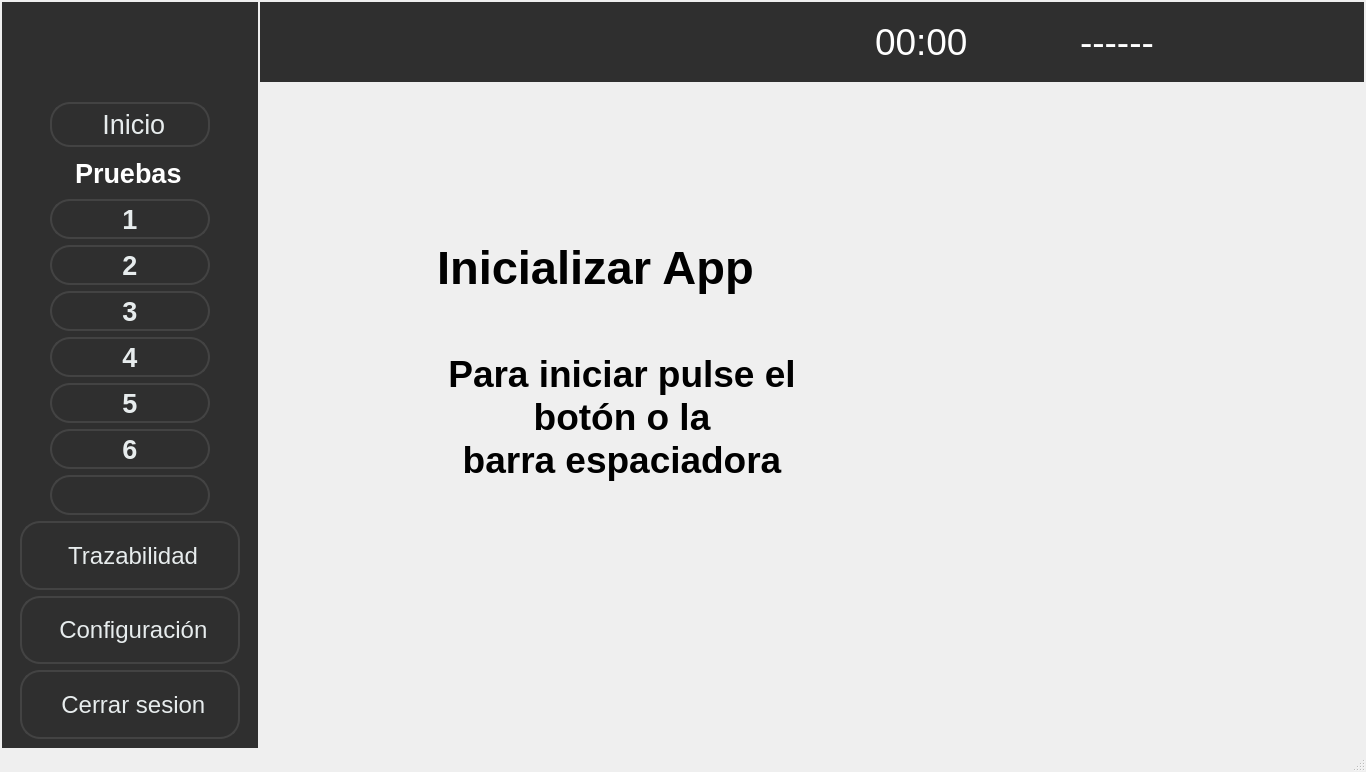
Above: ui/Application.ui from Patryckx/Nidec-tester before the change. Below: the same form after it.
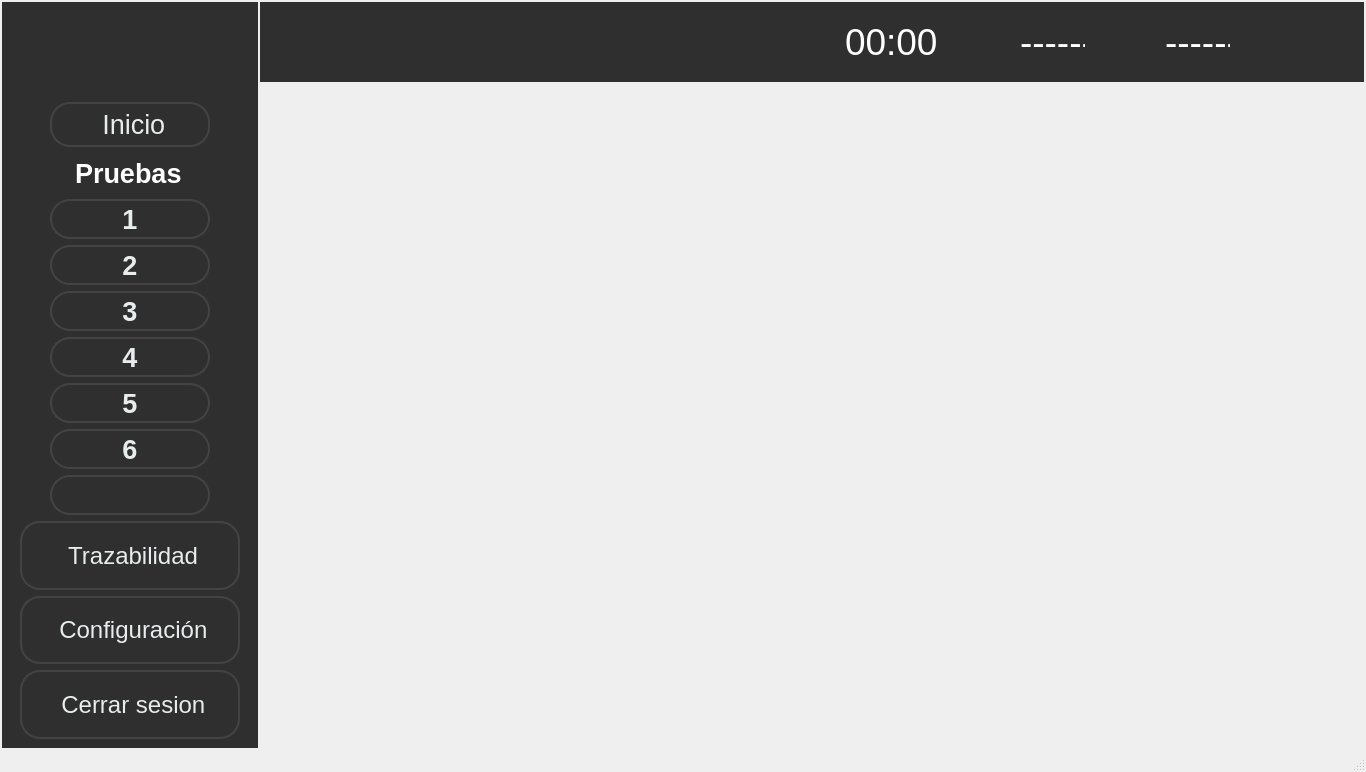
That is the form after the change. The open tabs and pages were chosen to show the change. Icons and pictures are not drawn.

What changed in the file:
```diff
--- a/ui/Application.ui
+++ b/ui/Application.ui
@@ -12,7 +12,7 @@
   </property>
   <property name="minimumSize">
    <size>
-    <width>1280</width>
+    <width>65</width>
     <height>720</height>
    </size>
   </property>
@@ -1193,7 +1193,7 @@
             <widget class="QLabel" name="lblCurrentOrder">
              <property name="minimumSize">
               <size>
-               <width>200</width>
+               <width>170</width>
                <height>60</height>
               </size>
              </property>
@@ -1259,7 +1259,7 @@
               <widget class="QLabel" name="lbltimer">
                <property name="minimumSize">
                 <size>
-                 <width>130</width>
+                 <width>100</width>
                  <height>60</height>
                 </size>
                </property>
@@ -1333,8 +1333,69 @@
          <item>
           <widget class="QLabel" name="lblCounter">
            <property name="minimumSize">
+            <size>
+             <width>65</width>
+             <height>60</height>
+            </size>
+           </property>
+           <property name="maximumSize">
             <size>
              <width>130</width>
+             <height>70</height>
+            </size>
+           </property>
+           <property name="font">
+            <font>
+             <pointsize>28</pointsize>
+            </font>
+           </property>
+           <property name="styleSheet">
+            <string notr="true">color: rgb(255, 255, 255);</string>
+           </property>
+           <property name="text">
+            <string>------</string>
+           </property>
+          </widget>
+         </item>
+         <item>
+          <widget class="QLabel" name="lblclock_6">
+           <property name="minimumSize">
+            <size>
+             <width>50</width>
+             <height>40</height>
+            </size>
+           </property>
+           <property name="maximumSize">
+            <size>
+             <width>60</width>
+             <height>50</height>
+            </size>
+           </property>
+           <property name="cursor">
+            <cursorShape>ArrowCursor</cursorShape>
+           </property>
+           <property name="toolTip">
+            <string>Temporizador prueba</string>
+           </property>
+           <property name="text">
+            <string/>
+           </property>
+           <property name="pixmap">
+            <pixmap resource="../resources/resources.qrc">:/resources/close.png</pixmap>
+           </property>
+           <property name="scaledContents">
+            <bool>true</bool>
+           </property>
+           <property name="wordWrap">
+            <bool>false</bool>
+           </property>
+          </widget>
+         </item>
+         <item>
+          <widget class="QLabel" name="lblPiezasMalas">
+           <property name="minimumSize">
+            <size>
+             <width>65</width>
              <height>60</height>
             </size>
            </property>
@@ -1474,7 +1535,7 @@
      <widget class="QStackedWidget" name="stackedWidget">
       <property name="minimumSize">
        <size>
-        <width>160</width>
+        <width>100</width>
         <height>648</height>
        </size>
       </property>
@@ -11804,6 +11865,7 @@
         </item>
        </layout>
       </widget>
+      <widget class="QWidget" name="page_14"/>
      </widget>
     </item>
    </layout>
```
Left out of the diff: 4 changed lines with no effect on the pictures.
